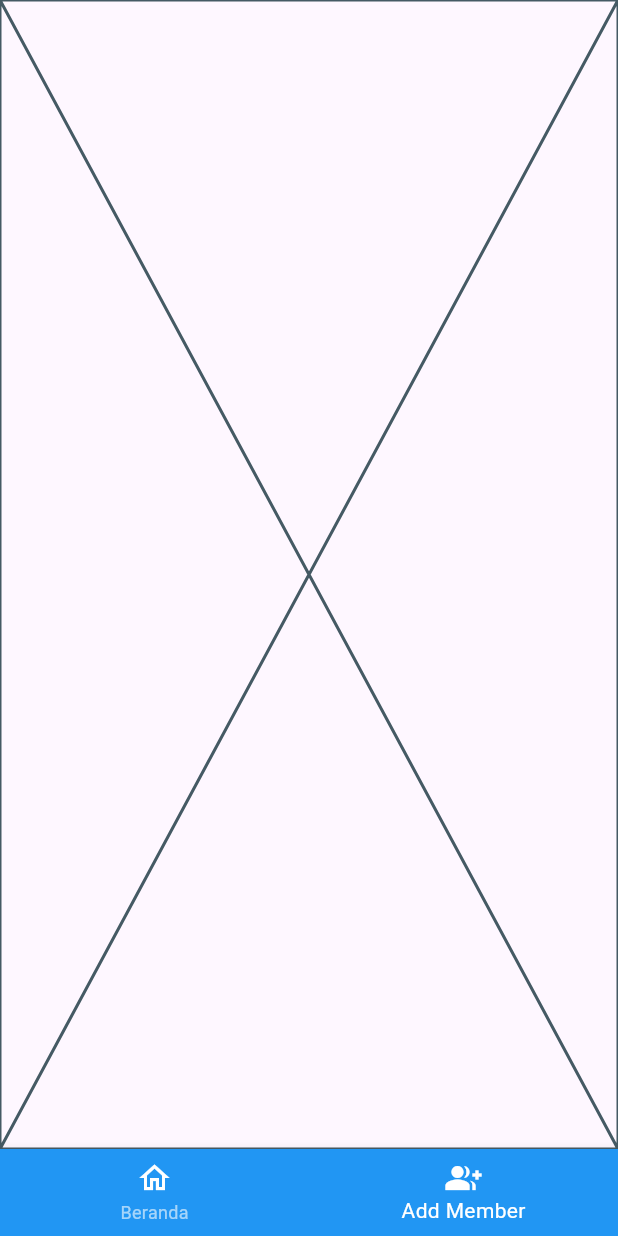
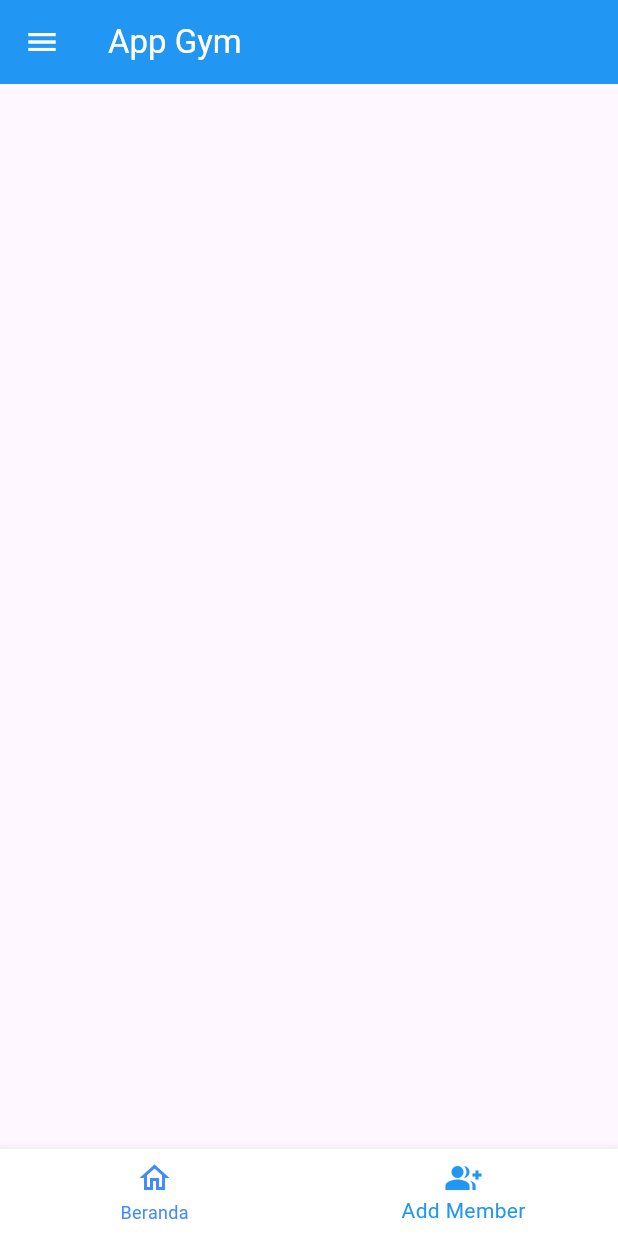
Before and after one commit to KhotamiPutra/AppGym, a Flutter app: the screen it shows after launch, item 2 of the bottom bar chosen, on a phone screen of 412 x 824 dp. Run offline on Flutter 3.47's test engine with Material 3 defaults, Android fonts, the light colour scheme and no system bars.

Commit message:
membuat UI_1

```diff
--- a/lib/layout/addmember.dart
+++ b/lib/layout/addmember.dart
@@ -10,6 +10,13 @@ class Addmember extends StatefulWidget {
 class _AddmemberState extends State<Addmember> {
   @override
   Widget build(BuildContext context) {
-    return const Placeholder();
+    return  MaterialApp(
+      debugShowCheckedModeBanner: false,
+      home: Scaffold(
+        body: ListView(
+          children: [],
+        )
+      ),
+    );
   }
 }
--- a/lib/layout/home.dart
+++ b/lib/layout/home.dart
@@ -1,4 +1,5 @@
 import 'package:flutter/material.dart';
+import 'package:flutter/widgets.dart';
 
 class Home extends StatefulWidget {
   const Home({super.key});
@@ -13,10 +14,53 @@ class _HomeState extends State<Home> {
     return MaterialApp(
       debugShowCheckedModeBanner: false,
       home: Scaffold(
-        body: Center(
-          child: Text("Home"),
-        ),
-      ),
+          body: ListView(
+        children: [
+          Padding(
+            padding: const EdgeInsets.all(15.0),
+            child: Wrap(children: [
+              Container(
+                height: 100,
+                width: 500,
+                decoration: BoxDecoration(
+                  color: Color.fromARGB(255, 0, 201, 7),
+                ),
+                child: Column(
+                  children: [
+                    Text(
+                      "Omset Keselulahan",
+                      style: TextStyle(color: Colors.white),
+                    ),
+                    Text(
+                      "10.000.000",
+                      style: TextStyle(color: Colors.white),
+                    )
+                  ],
+                ),
+              ),
+              Container(
+                height: 100,
+                width: 500,
+                decoration: BoxDecoration(
+                  color: Color.fromARGB(255, 255, 208, 0),
+                ),
+                child: Column(
+                  children: [
+                    Text(
+                      "Omset Member Gym",
+                      style: TextStyle(color: Colors.white),
+                    ),
+                    Text(
+                      "10.000.000",
+                      style: TextStyle(color: Colors.white),
+                    )
+                  ],
+                ),
+              ),
+            ]),
+          ),
+        ],
+      )),
     );
   }
 }
--- a/lib/main.dart
+++ b/lib/main.dart
@@ -22,6 +22,7 @@ class _AppWrapperState extends State<AppWrapper> {
     setState(() {
       _nav = index;
     });
+    Navigator.of(context).pop();
   }
 
   @override
@@ -29,31 +30,72 @@ class _AppWrapperState extends State<AppWrapper> {
     return MaterialApp(
       debugShowCheckedModeBanner: false,
       home: Scaffold(
+        appBar: AppBar(
+          title: const Text('App Gym', style: TextStyle(color: Colors.white)),
+          iconTheme: const IconThemeData(color: Colors.white),
+          backgroundColor: Colors.blue,
+        ),
         body: _page[_nav],
         bottomNavigationBar: BottomNavigationBar(
-          backgroundColor: Colors.blue,
-          items: <BottomNavigationBarItem>[
+          backgroundColor: Colors.white,
+          items: const <BottomNavigationBarItem>[
             BottomNavigationBarItem(
-              icon: Icon(Icons.home_outlined, color: Colors.white),
+              icon: Icon(Icons.home_outlined, color: Colors.blueAccent),
               label: 'Beranda',
               activeIcon: Icon(
                 Icons.home,
-                color: Colors.white,
+                color: Colors.blue,
               ),
             ),
             BottomNavigationBarItem(
-              icon: Icon(Icons.group_add_outlined, color: Colors.white),
+              icon: Icon(Icons.group_add_outlined, color: Colors.blueAccent),
               label: 'Add Member',
               activeIcon: Icon(
                 Icons.group_add,
-                color: Colors.white,
+                color: Colors.blue,
               ),
             ),
           ],
           currentIndex: _nav,
-          selectedItemColor: Colors.white,
-          unselectedItemColor: Colors.white60,
+          selectedItemColor: Colors.blue,
+          unselectedItemColor: Colors.blueAccent,
           onTap: _onItemTapped,
+        ),
+        drawer: Drawer(
+          child: ListView(
+            padding: EdgeInsets.zero,
+            children: <Widget>[
+              // const DrawerHeader(
+              //   decoration: BoxDecoration(
+              //     color: Colors.blue,
+              //   ),
+              //   child: Text(
+              //     'Menu',
+              //     style: TextStyle(
+              //       color: Colors.white,
+              //       fontSize: 24,
+              //     ),
+              //   ),
+              // ),
+              SizedBox(
+                height: 30,
+              ),
+              ListTile(
+                leading: const Icon(Icons.home),
+                title: const Text('Beranda'),
+                onTap: () {
+                  _onItemTapped(0);
+                },
+              ),
+              ListTile(
+                leading: const Icon(Icons.group_add),
+                title: const Text('Add Member'),
+                onTap: () {
+                  _onItemTapped(1);
+                },
+              ),
+            ],
+          ),
         ),
       ),
     );
```
